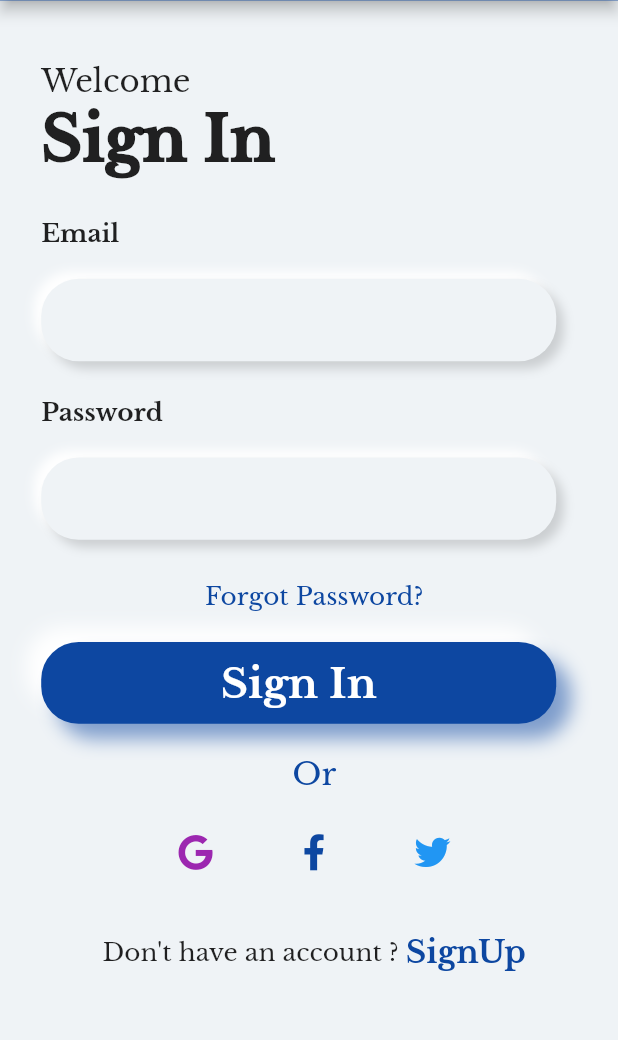
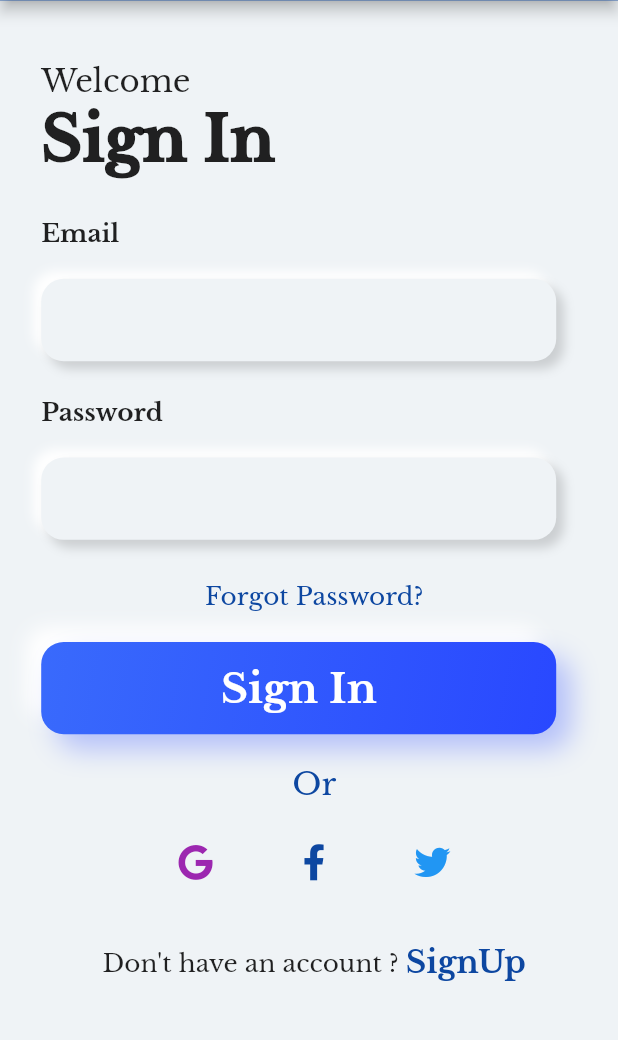
Before and after one commit to GouravSaini125/tradio, a Flutter app: the screen it shows after launch, after a tap on "SignIn", on a phone screen of 412 x 824 dp, the part 82-1122 px from its top. Run offline on Flutter 3.47's test engine with Material 2 defaults, Android fonts, the phone set to English and light mode, and no system bars; our stand-ins replace device_preview, eva_icons_flutter, flutter_spinkit, google_maps_flutter, google_nav_bar.

Commit message:
Modify login screen

```diff
--- a/lib/screens/login.dart
+++ b/lib/screens/login.dart
@@ -81,9 +81,9 @@ class _LoginScreenState extends State<LoginScreen> {
                     0, adjustedHeight(40.0), adjustedWidth(20.0), 0),
                 padding: EdgeInsets.fromLTRB(
                     adjustedWidth(55.0),
-                    adjustedHeight(80.0),
+                    adjustedHeight(60.0),
                     adjustedWidth(55.0),
-                    adjustedHeight(80.0)),
+                    adjustedHeight(60.0)),
                 alignment: Alignment(0.0, 0.0),
                 child: Text(
                   "Sign In",
@@ -94,9 +94,12 @@ class _LoginScreenState extends State<LoginScreen> {
                   ),
                 ),
                 decoration: BoxDecoration(
-                    color: ThemeColors.main,
+                    gradient: LinearGradient(
+                        colors: ThemeColors.gradient,
+                        begin: Alignment.topLeft,
+                        end: Alignment.bottomRight),
                     borderRadius: BorderRadius.all(
-                      Radius.circular(25.0),
+                      Radius.circular(15.0),
                     ),
                     boxShadow: [
                       BoxShadow(
@@ -105,8 +108,8 @@ class _LoginScreenState extends State<LoginScreen> {
                         offset: Offset(-10.0, -10.0),
                       ),
                       BoxShadow(
-                        color: ThemeColors.shadowColored,
-                        blurRadius: 10.0,
+                        color: Color.fromRGBO(41, 72, 255, 0.3),
+                        blurRadius: 15.0,
                         offset: Offset(10.0, 10.0),
                       )
                     ]),
@@ -164,7 +167,9 @@ class _LoginScreenState extends State<LoginScreen> {
                     ),
                     GestureDetector(
                       onTap: () {
-                        Navigator.of(context).pushReplacement(createRoute(SignUpScreen(height: widget.height, width: widget.width)));
+                        Navigator.of(context).pushReplacement(createRoute(
+                            SignUpScreen(
+                                height: widget.height, width: widget.width)));
                       },
                       child: Text(
                         "SignUp",
@@ -216,7 +221,7 @@ class _LoginScreenState extends State<LoginScreen> {
                   decoration: BoxDecoration(
                       color: ThemeColors.bg,
                       borderRadius: BorderRadius.all(
-                        Radius.circular(25.0),
+                        Radius.circular(15.0),
                       ),
                       boxShadow: [
                         BoxShadow(
```
